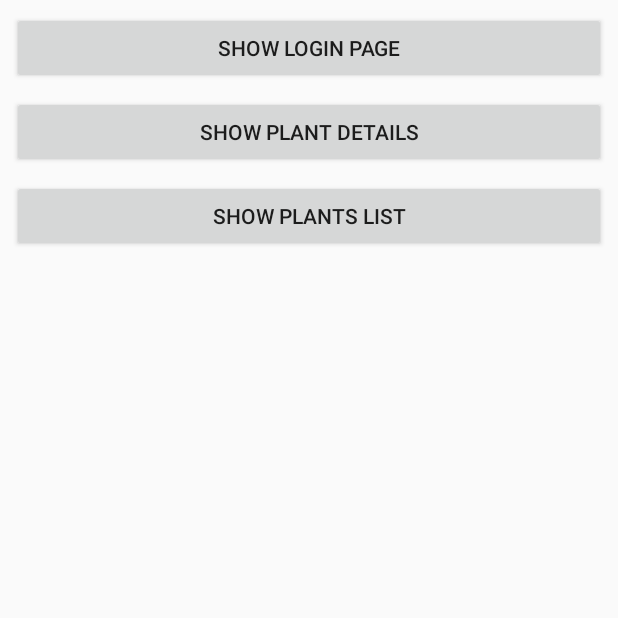
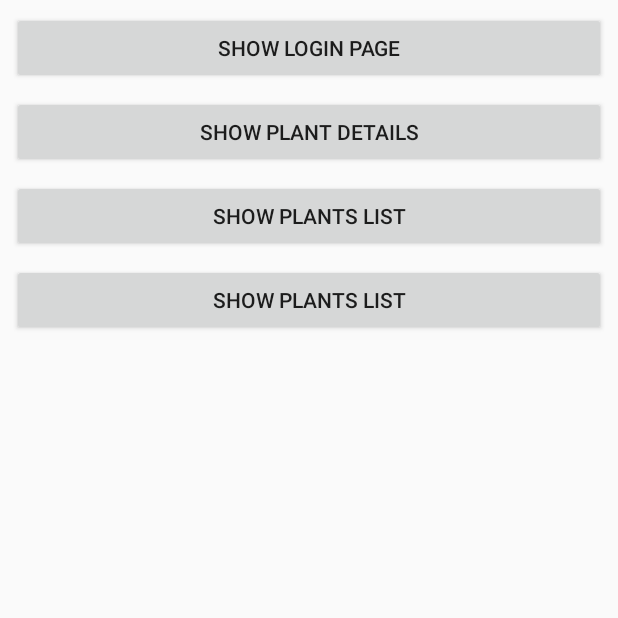
Before and after one commit to voxuus/Acarsoy, an Android app: the screen it shows after launch (MainActivity), on a phone screen of 412 x 824 dp, the top half of it. Run offline under Robolectric (Android 15) with nearby library versions, the phone set to English and light mode, and no system bars; our stand-ins replace ButterKnife.

Commit message:
added button to navigate to map activity

```diff
--- a/Source/app/src/main/java/ua/in/zeusapps/acarsoy/MainActivity.java
+++ b/Source/app/src/main/java/ua/in/zeusapps/acarsoy/MainActivity.java
@@ -7,6 +7,7 @@ import android.support.v7.app.AppCompatActivity;
 import butterknife.ButterKnife;
 import butterknife.OnClick;
 import ua.in.zeusapps.acarsoy.activities.LoginActivity;
+import ua.in.zeusapps.acarsoy.activities.MapsActivity;
 import ua.in.zeusapps.acarsoy.activities.PlantDetailsActivity;
 import ua.in.zeusapps.acarsoy.activities.PlantListActivity;
 
@@ -33,6 +34,11 @@ public class MainActivity extends AppCompatActivity {
         startActivity(PlantListActivity.class);
     }
 
+    @OnClick(R.id.activity_main_plant_maps)
+    public void showMaps(){
+        startActivity(MapsActivity.class);
+    }
+
     private void startActivity(Class clazz){
         Intent intent = new Intent(this, clazz);
         startActivity(intent);
--- a/Source/app/src/main/res/layout/activity_main.xml
+++ b/Source/app/src/main/res/layout/activity_main.xml
@@ -48,4 +48,17 @@
         android:layout_marginRight="8dp"
         app:layout_constraintRight_toRightOf="parent"/>
 
+    <Button
+        android:id="@+id/activity_main_plant_maps"
+        android:layout_width="0dp"
+        android:layout_height="wrap_content"
+
+        android:layout_marginTop="8dp"
+        android:text="Show plants list"
+        app:layout_constraintTop_toBottomOf="@+id/activity_main_plant_list"
+        android:layout_marginLeft="8dp"
+        app:layout_constraintLeft_toLeftOf="parent"
+        android:layout_marginRight="8dp"
+        app:layout_constraintRight_toRightOf="parent"/>
+
 </android.support.constraint.ConstraintLayout>
```
